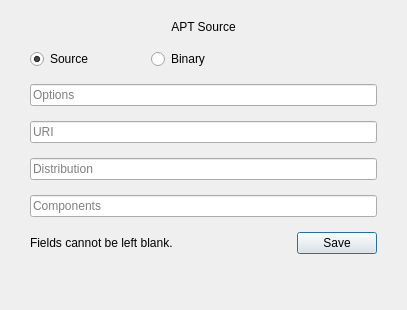
The window that stacer/Pages/AptSourceManager/apt_source_edit.ui (oguzhaninan/Stacer) describes before a commit, drawn with Qt 5.
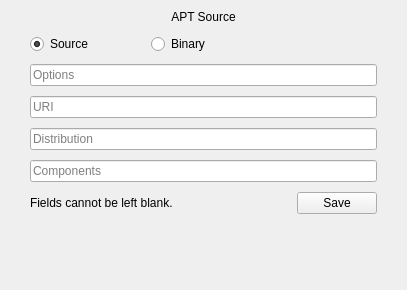
The same window after the commit.

Commit message: apt source edit completed

```diff
--- a/stacer/Pages/AptSourceManager/apt_source_edit.ui
+++ b/stacer/Pages/AptSourceManager/apt_source_edit.ui
@@ -7,7 +7,7 @@
     <x>0</x>
     <y>0</y>
     <width>407</width>
-    <height>310</height>
+    <height>290</height>
    </rect>
   </property>
   <property name="windowTitle">
@@ -18,17 +18,20 @@
     <number>30</number>
    </property>
    <property name="topMargin">
-    <number>20</number>
+    <number>10</number>
    </property>
    <property name="rightMargin">
     <number>30</number>
    </property>
    <property name="bottomMargin">
-    <number>20</number>
+    <number>10</number>
    </property>
-   <property name="spacing">
+   <property name="horizontalSpacing">
     <number>15</number>
    </property>
+   <property name="verticalSpacing">
+    <number>10</number>
+   </property>
    <item row="1" column="1">
     <widget class="QRadioButton" name="radioBinary">
      <property name="cursor">
@@ -101,7 +104,7 @@
       <string>Save</string>
      </property>
      <property name="default">
-      <bool>true</bool>
+      <bool>false</bool>
      </property>
     </widget>
    </item>
```
The commit also changes 10 other files.
